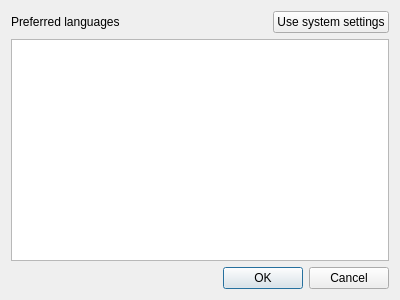
The window that plugins/spellchecker/settingsdlg.ui (Ri0n/QtNote) describes before a commit, drawn with Qt 5.
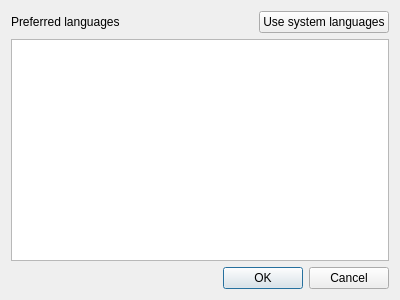
The same window after the commit.

What changed in the file:
```diff
--- a/plugins/spellchecker/settingsdlg.ui
+++ b/plugins/spellchecker/settingsdlg.ui
@@ -36,7 +36,7 @@
      <item>
       <widget class="QPushButton" name="pbUseSystemPrefs">
        <property name="text">
-        <string>Use system settings</string>
+        <string>Use system languages</string>
        </property>
       </widget>
      </item>
```
